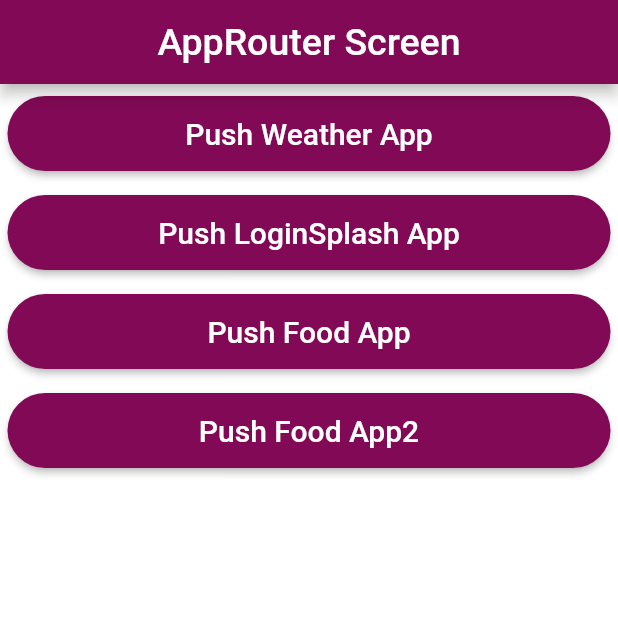
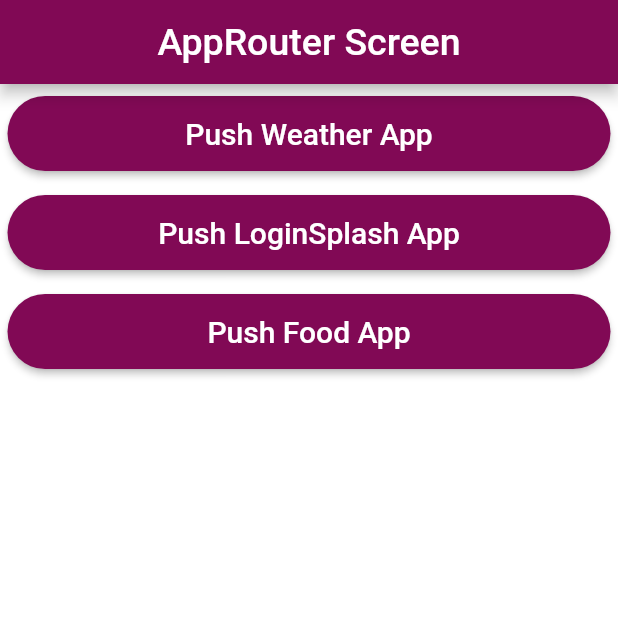
Before and after one commit to arunkumarchauhan/assignment3_flutter_neosoft_ui, a Flutter app: the screen it shows after launch, on a phone screen of 412 x 824 dp, the top half of it. Run offline on Flutter 3.47's test engine with Material 2 defaults, Android fonts, the phone set to English and light mode, and no system bars; our stand-ins replace eva_icons_flutter.

Commit message:
food app

```diff
--- a/lib/main.dart
+++ b/lib/main.dart
@@ -1,5 +1,3 @@
-import 'dart:math';
-
 import 'package:assignment3_uidesign/res/colors.dart';
 import 'package:assignment3_uidesign/utils/app_router.dart';
 import 'package:assignment3_uidesign/views/food_app/food_app_home.dart';
--- a/lib/views/router_page.dart
+++ b/lib/views/router_page.dart
@@ -35,12 +35,6 @@ class RouterPage extends StatelessWidget {
               Navigator.pushNamed(context, AppRouter.foodAppScreen);
             },
           ),
-          DarkPinkWhiteTextElevatedButton(
-            text: "Push Food App2",
-            onPressed: () {
-              Navigator.pushNamed(context, AppRouter.foodAppScreen2);
-            },
-          )
         ],
       ),
     );
```
